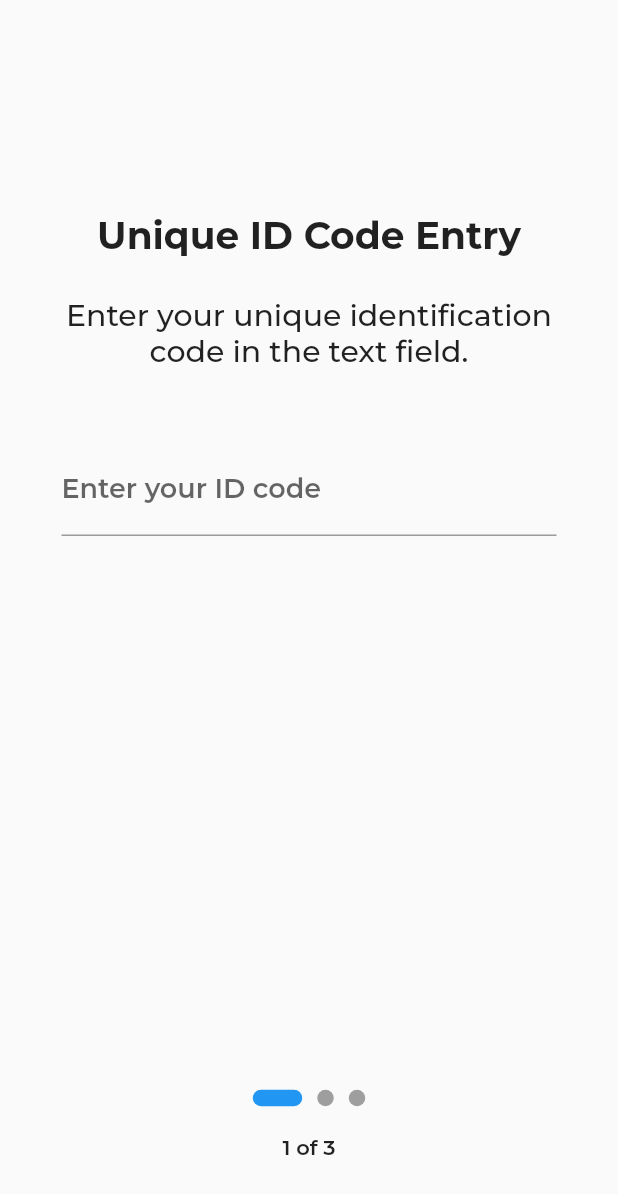
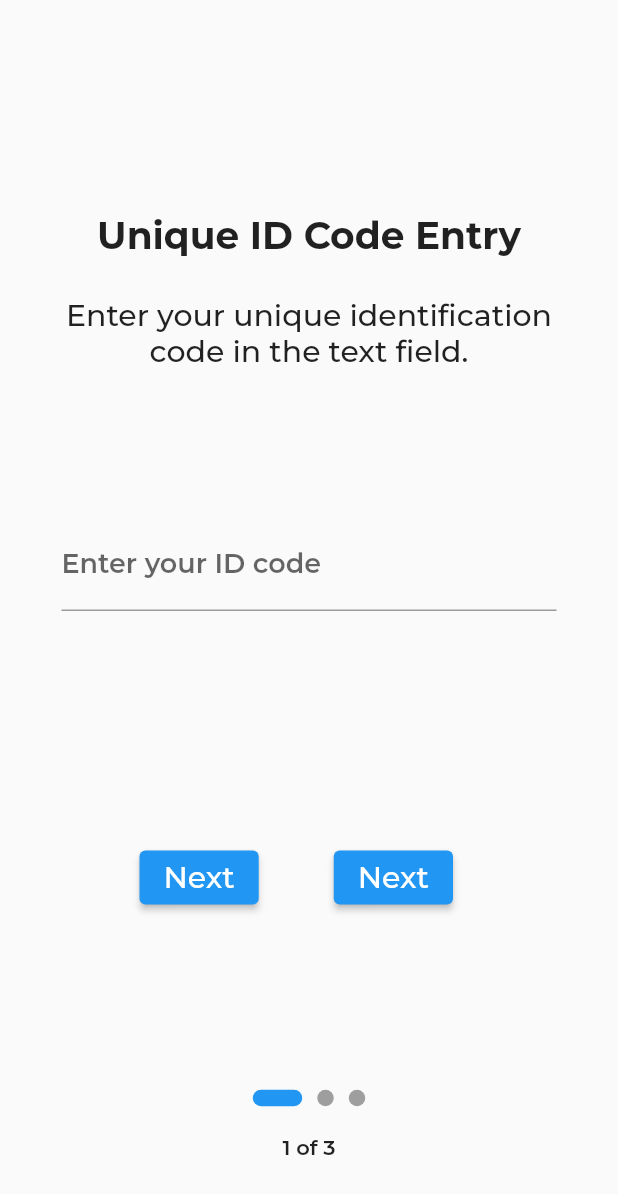
Before and after one commit to petershall22/QRCodeApp, a Flutter app: the screen it shows after launch, after a tap on "Skip", after a tap on "Done", on a phone screen of 412 x 824 dp. Shown: the top 1194 px of the screen. Run offline on Flutter 3.47's test engine with Material 2 defaults, Android fonts, the phone set to English and light mode, and no system bars; drawn by our look-alikes of smooth_page_indicator; our stand-ins replace introduction_screen, shared_preferences; project files that could hold a hidden picture were left out.

Commit message:
initial files

```diff
--- a/lib/initialsetup.dart
+++ b/lib/initialsetup.dart
@@ -13,9 +13,9 @@ class Setup extends StatefulWidget {
 
 class _SetupState extends State<Setup> {
   final controller = TextEditingController();
-  final page1Visible = true;
-  final page2Visible = false;
-  final page3Visible = false;
+  var page1Visible = true;
+  var page2Visible = false;
+  var page3Visible = false;
 
   void dipose() {
     controller.dispose();
@@ -35,6 +35,20 @@ class _SetupState extends State<Setup> {
 
   void _updatePosition(int position) {
     setState(() => _currentStage = _validPosition(position));
+    if (_currentStage == 0) {
+      page1Visible = true;
+      page2Visible = false;
+      page3Visible = false;
+    }
+    if (_currentStage == 1) {
+      page1Visible = false;
+      page2Visible = true;
+      page3Visible = false;
+    } else if (_currentStage == 2) {
+      page1Visible = false;
+      page2Visible = false;
+      page3Visible = true;
+    }
   }
 
   String currentPagePresentable() {
@@ -43,6 +57,13 @@ class _SetupState extends State<Setup> {
 
   @override
   Widget build(BuildContext context) {
+    final ButtonStyle buttonStyle = ElevatedButton.styleFrom(
+      textStyle: const TextStyle(
+        fontFamily: 'Montserrat',
+        fontWeight: FontWeight.w500,
+        fontSize: 20,
+      ),
+    );
     return MaterialApp(
       home: Scaffold(
         body: Stack(children: [
@@ -87,7 +108,7 @@ class _SetupState extends State<Setup> {
                   ),
                 ),
                 Positioned.fill(
-                  bottom: 170,
+                  bottom: 70,
                   child: Align(
                     alignment: Alignment.center,
                     child: Container(
@@ -105,6 +126,50 @@ class _SetupState extends State<Setup> {
                           ),
                         ),
                       ),
+                    ),
+                  ),
+                ),
+              ],
+            ),
+          ),
+          Positioned(
+            bottom: 190,
+            left: 68,
+            child: Row(
+              mainAxisAlignment: MainAxisAlignment.center,
+              crossAxisAlignment: CrossAxisAlignment.center,
+              children: [
+                Visibility(
+                  visible: true,
+                  child: Padding(
+                    padding: EdgeInsets.all(25),
+                    child: Align(
+                      alignment: Alignment.center,
+                      child: ElevatedButton(
+                        style: buttonStyle,
+                        child: Text('Next'),
+                        onPressed: () {
+                          _currentStage = _currentStage.ceil();
+                          _updatePosition(max(--_currentStage, 0));
+                        },
+                      ),
+                    ),
+                  ),
+                ),
+                Padding(
+                  padding: EdgeInsets.all(25),
+                  child: Align(
+                    alignment: Alignment.center,
+                    child: ElevatedButton(
+                      style: buttonStyle,
+                      child: Text('Next'),
+                      onPressed: () {
+                        _currentStage = _currentStage.ceil();
+                        _updatePosition(min(
+                          ++_currentStage,
+                          _stages.toInt(),
+                        ));
+                      },
                     ),
                   ),
                 ),
```
